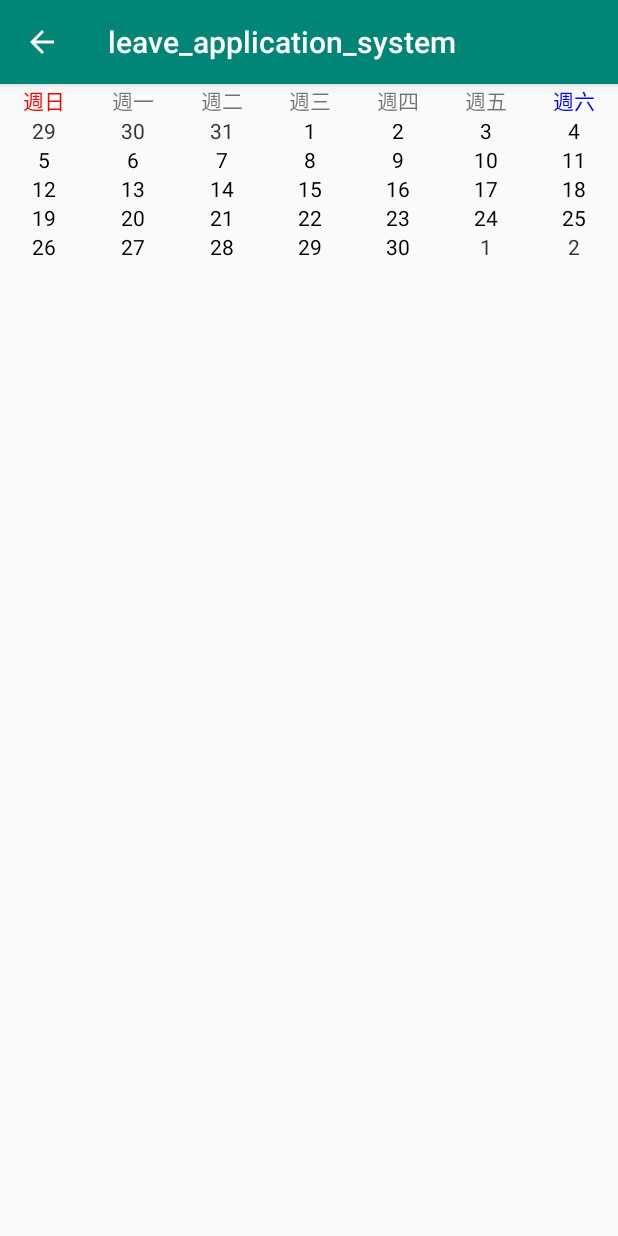
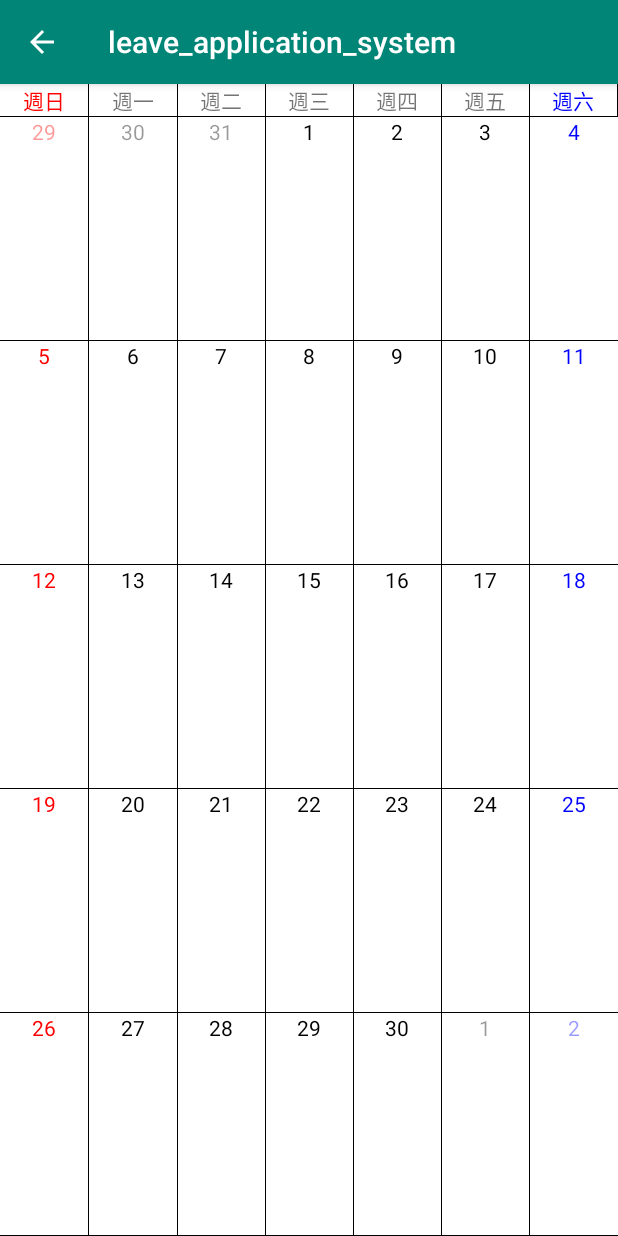
Before and after one commit to timliao0206/leave_application_system, an Android app: the Itinerary screen opened directly, with no data from a screen before it, on a phone screen of 412 x 824 dp. Run offline under Robolectric (Android 15) with nearby library versions, the phone set to English and light mode, and no system bars.

Commit message:
fix the previous problem add color to Sat. and Sun. add divider

```diff
--- a/app/src/main/java/com/example/leave_application_system/Itinerary.java
+++ b/app/src/main/java/com/example/leave_application_system/Itinerary.java
@@ -40,12 +40,8 @@ public class Itinerary extends AppCompatActivity {
 
         while(true){
 
-            View week = inflater.inflate(R.layout.week_layout,null);
+            View week = inflater.inflate(R.layout.week_layout,table,false);
             week.setId(weekCount);
-
-           /* LinearLayout.LayoutParams params =(LinearLayout.LayoutParams) week.getLayoutParams();
-            params.weight = 1f;
-            week.setLayoutParams(params);*/
 
             for(int i=0 ; i<7 ; i++) {
                 FrameLayout frameLayout;
@@ -61,13 +57,28 @@ public class Itinerary extends AppCompatActivity {
                 }
 
                 TextView tv = (TextView) frameLayout.getChildAt(0);
-                if (month == current.get(Calendar.MONTH)) {
-                    tv.setText(""+current.get(Calendar.DATE));
-                    tv.setTextColor(Color.BLACK);
-                } else {
-                    tv.setText(""+current.get(Calendar.DATE));
-                    tv.setTextColor(0xFF333333);
+                tv.setText(""+current.get(Calendar.DATE));
+
+                if(i == 6){
+                    if (month == current.get(Calendar.MONTH)) {
+                        tv.setTextColor(Color.BLUE);
+                    } else {
+                        tv.setTextColor(0x660000FF);
+                    }
+                }else if(i == 0){
+                    if (month == current.get(Calendar.MONTH)) {
+                        tv.setTextColor(Color.RED);
+                    } else {
+                        tv.setTextColor(0x66FF0000);
+                    }
+                }else{
+                    if (month == current.get(Calendar.MONTH)) {
+                        tv.setTextColor(Color.BLACK);
+                    } else {
+                        tv.setTextColor(0x66000000);
+                    }
                 }
+
 
                 current.add(Calendar.DATE,1);
             }
--- a/app/src/main/res/layout/itinerary_layout.xml
+++ b/app/src/main/res/layout/itinerary_layout.xml
@@ -3,18 +3,22 @@
     android:id="@+id/calendar"
     android:layout_width="match_parent"
     android:layout_height="match_parent"
+    android:background="@color/black"
     android:orientation="vertical">
 
     <LinearLayout
         android:layout_width="match_parent"
         android:layout_height="wrap_content"
+        android:layout_marginBottom="0.5dp"
         android:orientation="horizontal">
 
         <TextView
             android:id="@+id/textView6"
             android:layout_width="match_parent"
             android:layout_height="wrap_content"
+            android:layout_marginRight="0.5dp"
             android:layout_weight="1"
+            android:background="@color/white"
             android:gravity="center"
             android:text="@string/sunday"
             android:textColor="#FF0000" />
@@ -23,7 +27,9 @@
             android:id="@+id/textView7"
             android:layout_width="match_parent"
             android:layout_height="wrap_content"
+            android:layout_marginRight="0.5dp"
             android:layout_weight="1"
+            android:background="@color/white"
             android:gravity="center"
             android:text="@string/monday" />
 
@@ -31,7 +37,9 @@
             android:id="@+id/textView8"
             android:layout_width="match_parent"
             android:layout_height="wrap_content"
+            android:layout_marginRight="0.5dp"
             android:layout_weight="1"
+            android:background="@color/white"
             android:gravity="center"
             android:text="@string/tuesday" />
 
@@ -39,7 +47,9 @@
             android:id="@+id/textView9"
             android:layout_width="match_parent"
             android:layout_height="wrap_content"
+            android:layout_marginRight="0.5dp"
             android:layout_weight="1"
+            android:background="@color/white"
             android:gravity="center"
             android:text="@string/wednesday" />
 
@@ -47,7 +57,9 @@
             android:id="@+id/textView10"
             android:layout_width="match_parent"
             android:layout_height="wrap_content"
+            android:layout_marginRight="0.5dp"
             android:layout_weight="1"
+            android:background="@color/white"
             android:gravity="center"
             android:text="@string/thursday" />
 
@@ -55,7 +67,9 @@
             android:id="@+id/textView11"
             android:layout_width="match_parent"
             android:layout_height="wrap_content"
+            android:layout_marginRight="0.5dp"
             android:layout_weight="1"
+            android:background="@color/white"
             android:gravity="center"
             android:text="@string/friday" />
 
@@ -63,7 +77,9 @@
             android:id="@+id/textView12"
             android:layout_width="match_parent"
             android:layout_height="wrap_content"
+            android:layout_marginRight="0.5dp"
             android:layout_weight="1"
+            android:background="@color/white"
             android:gravity="center"
             android:text="@string/saturday"
             android:textColor="#0000FF" />
--- a/app/src/main/res/layout/week_layout.xml
+++ b/app/src/main/res/layout/week_layout.xml
@@ -1,24 +1,28 @@
 <?xml version="1.0" encoding="utf-8"?>
 <LinearLayout xmlns:android="http://schemas.android.com/apk/res/android"
     android:orientation="vertical" android:layout_width="match_parent"
-    android:layout_height="match_parent">
+    android:layout_height="match_parent"
+    android:layout_weight="1">
 
     <LinearLayout
         android:layout_width="match_parent"
         android:layout_height="0dp"
-        android:orientation="horizontal"
-        android:layout_weight="1">
+        android:layout_marginBottom="0.5dp"
+        android:layout_weight="1"
+        android:orientation="horizontal">
 
         <FrameLayout
             android:id="@+id/Sunday"
             android:layout_width="match_parent"
             android:layout_height="match_parent"
-            android:layout_weight="1">
+            android:layout_marginRight="0.5dp"
+            android:layout_weight="1"
+            android:background="@color/white">
 
             <TextView
                 android:layout_width="wrap_content"
                 android:layout_height="wrap_content"
-                android:layout_gravity="center"
+                android:layout_gravity="center_horizontal"
                 android:text="in" />
         </FrameLayout>
 
@@ -26,13 +30,15 @@
             android:id="@+id/Monday"
             android:layout_width="match_parent"
             android:layout_height="match_parent"
-            android:layout_weight="1">
+            android:layout_marginRight="0.5dp"
+            android:layout_weight="1"
+            android:background="@color/white">
 
 
             <TextView
                 android:layout_width="wrap_content"
                 android:layout_height="wrap_content"
-                android:layout_gravity="center"
+                android:layout_gravity="center_horizontal"
                 android:text="TextView" />
         </FrameLayout>
 
@@ -40,12 +46,14 @@
             android:id="@+id/Tuesday"
             android:layout_width="match_parent"
             android:layout_height="match_parent"
-            android:layout_weight="1">
+            android:layout_marginRight="0.5dp"
+            android:layout_weight="1"
+            android:background="@color/white">
 
             <TextView
                 android:layout_width="wrap_content"
                 android:layout_height="wrap_content"
-                android:layout_gravity="center"
+                android:layout_gravity="center_horizontal"
                 android:text="TextView" />
         </FrameLayout>
 
@@ -53,12 +61,14 @@
             android:id="@+id/Wednesday"
             android:layout_width="match_parent"
             android:layout_height="match_parent"
-            android:layout_weight="1">
+            android:layout_marginRight="0.5dp"
+            android:layout_weight="1"
+            android:background="@color/white">
 
             <TextView
                 android:layout_width="wrap_content"
                 android:layout_height="wrap_content"
-                android:layout_gravity="center"
+                android:layout_gravity="center_horizontal"
                 android:text="TextView" />
         </FrameLayout>
 
@@ -66,12 +76,14 @@
             android:id="@+id/Thursday"
             android:layout_width="match_parent"
             android:layout_height="match_parent"
-            android:layout_weight="1">
+            android:layout_marginRight="0.5dp"
+            android:layout_weight="1"
+            android:background="@color/white">
 
             <TextView
                 android:layout_width="wrap_content"
                 android:layout_height="wrap_content"
-                android:layout_gravity="center"
+                android:layout_gravity="center_horizontal"
                 android:text="TextView" />
         </FrameLayout>
 
@@ -79,12 +91,14 @@
             android:id="@+id/Friday"
             android:layout_width="match_parent"
             android:layout_height="match_parent"
-            android:layout_weight="1">
+            android:layout_marginRight="0.5dp"
+            android:layout_weight="1"
+            android:background="@color/white">
 
             <TextView
                 android:layout_width="wrap_content"
                 android:layout_height="wrap_content"
-                android:layout_gravity="center"
+                android:layout_gravity="center_horizontal"
                 android:text="TextView" />
         </FrameLayout>
 
@@ -92,12 +106,13 @@
             android:id="@+id/Saturday"
             android:layout_width="match_parent"
             android:layout_height="match_parent"
-            android:layout_weight="1">
+            android:layout_weight="1"
+            android:background="@color/white">
 
             <TextView
                 android:layout_width="wrap_content"
                 android:layout_height="wrap_content"
-                android:layout_gravity="center"
+                android:layout_gravity="center_horizontal"
                 android:text="TextView" />
         </FrameLayout>
 
```
